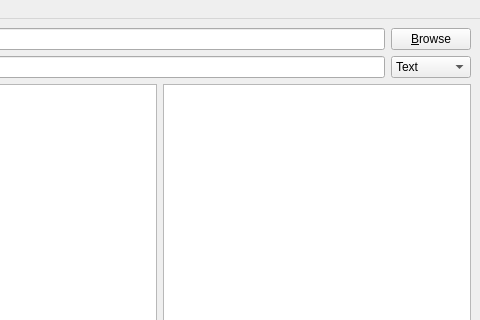
First picture: the form in qmclientwidget.ui, repository teknoraver/qmclient, before the edit; both pictures show x 160 to 640 and y 0 to 320 of the 640 by 480 pixel window.
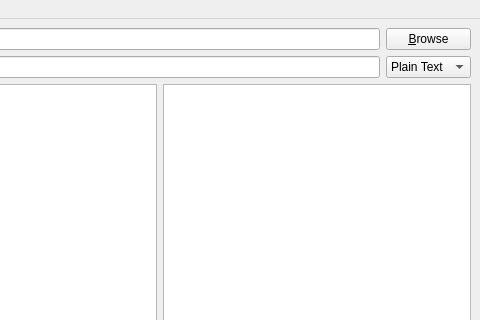
Second picture: the form after the edit. Icons and pictures are not drawn.

The edit to the form file:
```diff
--- a/qmclientwidget.ui
+++ b/qmclientwidget.ui
@@ -87,7 +87,7 @@
       </property>
       <item>
        <property name="text">
-        <string>Text</string>
+        <string>Plain Text</string>
        </property>
       </item>
       <item>
```
Left out of the diff: 2 changed lines with no effect on the pictures.
